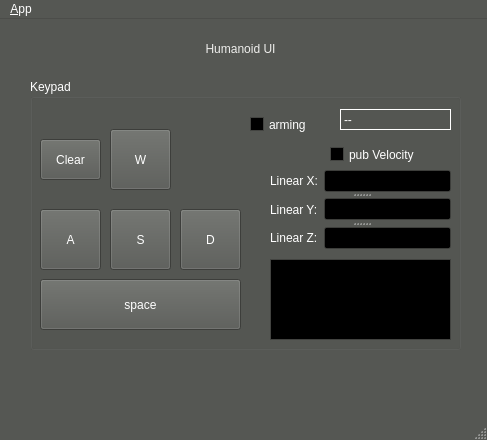
Old version of the form ui/main_window.ui in the repository donghyeon99/humanoid_remote.
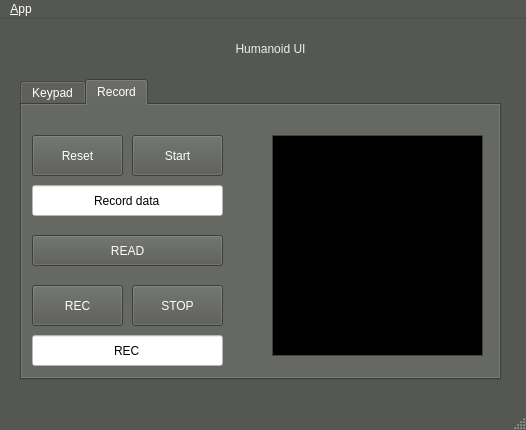
New version of the form. Icons and pictures are not drawn.

Commit message: record data

```diff
--- a/ui/main_window.ui
+++ b/ui/main_window.ui
@@ -6,8 +6,8 @@
    <rect>
     <x>0</x>
     <y>0</y>
-    <width>487</width>
-    <height>440</height>
+    <width>526</width>
+    <height>430</height>
    </rect>
   </property>
   <property name="palette">
@@ -76,15 +76,6 @@
        </color>
       </brush>
      </colorrole>
-     <colorrole role="BrightText">
-      <brush brushstyle="SolidPattern">
-       <color alpha="255">
-        <red>255</red>
-        <green>255</green>
-        <blue>255</blue>
-       </color>
-      </brush>
-     </colorrole>
      <colorrole role="ButtonText">
       <brush brushstyle="SolidPattern">
        <color alpha="255">
@@ -130,24 +121,6 @@
        </color>
       </brush>
      </colorrole>
-     <colorrole role="ToolTipBase">
-      <brush brushstyle="SolidPattern">
-       <color alpha="255">
-        <red>255</red>
-        <green>255</green>
-        <blue>220</blue>
-       </color>
-      </brush>
-     </colorrole>
-     <colorrole role="ToolTipText">
-      <brush brushstyle="SolidPattern">
-       <color alpha="255">
-        <red>0</red>
-        <green>0</green>
-        <blue>0</blue>
-       </color>
-      </brush>
-     </colorrole>
      <colorrole role="PlaceholderText">
       <brush brushstyle="SolidPattern">
        <color alpha="128">
@@ -222,15 +195,6 @@
        </color>
       </brush>
      </colorrole>
-     <colorrole role="BrightText">
-      <brush brushstyle="SolidPattern">
-       <color alpha="255">
-        <red>255</red>
-        <green>255</green>
-        <blue>255</blue>
-       </color>
-      </brush>
-     </colorrole>
      <colorrole role="ButtonText">
       <brush brushstyle="SolidPattern">
        <color alpha="255">
@@ -276,24 +240,6 @@
        </color>
       </brush>
      </colorrole>
-     <colorrole role="ToolTipBase">
-      <brush brushstyle="SolidPattern">
-       <color alpha="255">
-        <red>255</red>
-        <green>255</green>
-        <blue>220</blue>
-       </color>
-      </brush>
-     </colorrole>
-     <colorrole role="ToolTipText">
-      <brush brushstyle="SolidPattern">
-       <color alpha="255">
-        <red>0</red>
-        <green>0</green>
-        <blue>0</blue>
-       </color>
-      </brush>
-     </colorrole>
      <colorrole role="PlaceholderText">
       <brush brushstyle="SolidPattern">
        <color alpha="128">
@@ -368,15 +314,6 @@
        </color>
       </brush>
      </colorrole>
-     <colorrole role="BrightText">
-      <brush brushstyle="SolidPattern">
-       <color alpha="255">
-        <red>255</red>
-        <green>255</green>
-        <blue>255</blue>
-       </color>
-      </brush>
-     </colorrole>
      <colorrole role="ButtonText">
       <brush brushstyle="SolidPattern">
        <color alpha="255">
@@ -422,24 +359,6 @@
        </color>
       </brush>
      </colorrole>
-     <colorrole role="ToolTipBase">
-      <brush brushstyle="SolidPattern">
-       <color alpha="255">
-        <red>255</red>
-        <green>255</green>
-        <blue>220</blue>
-       </color>
-      </brush>
-     </colorrole>
-     <colorrole role="ToolTipText">
-      <brush brushstyle="SolidPattern">
-       <color alpha="255">
-        <red>0</red>
-        <green>0</green>
-        <blue>0</blue>
-       </color>
-      </brush>
-     </colorrole>
      <colorrole role="PlaceholderText">
       <brush brushstyle="SolidPattern">
        <color alpha="128">
@@ -466,7 +385,7 @@
    <widget class="QLabel" name="label">
     <property name="geometry">
      <rect>
-      <x>130</x>
+      <x>160</x>
       <y>10</y>
       <width>221</width>
       <height>41</height>
@@ -482,11 +401,27 @@
      <set>Qt::AlignCenter</set>
     </property>
    </widget>
+   <widget class="QTabWidget" name="tabWidget">
+    <property name="geometry">
+     <rect>
+      <x>20</x>
+      <y>60</y>
+      <width>481</width>
+      <height>301</height>
+     </rect>
+    </property>
+    <property name="currentIndex">
+     <number>1</number>
+    </property>
+    <widget class="QWidget" name="tab">
+     <attribute name="title">
+      <string>Keypad</string>
+     </attribute>
    <widget class="QGroupBox" name="groupBox">
     <property name="geometry">
      <rect>
-      <x>30</x>
-      <y>60</y>
+        <x>10</x>
+        <y>10</y>
       <width>431</width>
       <height>271</height>
      </rect>
@@ -563,7 +498,7 @@
      <property name="geometry">
       <rect>
        <x>240</x>
-       <y>90</y>
+         <y>60</y>
        <width>181</width>
        <height>81</height>
       </rect>
@@ -617,26 +552,13 @@
     <widget class="QTextEdit" name="textEdit">
      <property name="geometry">
       <rect>
-       <x>240</x>
-       <y>180</y>
-       <width>181</width>
-       <height>81</height>
+         <x>230</x>
+         <y>150</y>
+         <width>191</width>
+         <height>101</height>
       </rect>
      </property>
     </widget>
-    <widget class="QCheckBox" name="checkBoxVel">
-     <property name="geometry">
-      <rect>
-       <x>300</x>
-       <y>60</y>
-       <width>121</width>
-       <height>31</height>
-      </rect>
-     </property>
-     <property name="text">
-      <string>pub Velocity</string>
-     </property>
-    </widget>
     <widget class="QPushButton" name="pushButton_W">
      <property name="geometry">
       <rect>
@@ -653,9 +575,9 @@
     <widget class="QLabel" name="label_mode">
      <property name="geometry">
       <rect>
-       <x>310</x>
+         <x>340</x>
        <y>30</y>
-       <width>111</width>
+         <width>81</width>
        <height>21</height>
       </rect>
      </property>
@@ -666,18 +588,125 @@
       <string>--</string>
      </property>
     </widget>
-    <widget class="QCheckBox" name="checkBoxArming">
+     </widget>
+    </widget>
+    <widget class="QWidget" name="tab_2">
+     <attribute name="title">
+      <string>Record</string>
+     </attribute>
+     <widget class="QPushButton" name="pushButton_reset">
      <property name="geometry">
       <rect>
-       <x>220</x>
+        <x>10</x>
        <y>30</y>
-       <width>81</width>
+        <width>91</width>
+        <height>41</height>
+       </rect>
+      </property>
+      <property name="text">
+       <string>Reset</string>
+      </property>
+     </widget>
+     <widget class="QPushButton" name="pushButton_start">
+      <property name="geometry">
+       <rect>
+        <x>110</x>
+        <y>30</y>
+        <width>91</width>
+        <height>41</height>
+       </rect>
+      </property>
+      <property name="text">
+       <string>Start</string>
+      </property>
+     </widget>
+     <widget class="QTextEdit" name="textEdit_record">
+      <property name="geometry">
+       <rect>
+        <x>250</x>
+        <y>30</y>
+        <width>211</width>
+        <height>221</height>
+       </rect>
+      </property>
+     </widget>
+     <widget class="QLineEdit" name="lineEdit_record">
+      <property name="geometry">
+       <rect>
+        <x>10</x>
+        <y>80</y>
+        <width>191</width>
        <height>31</height>
       </rect>
      </property>
+      <property name="styleSheet">
+       <string notr="true">background-color: rgb(255, 255, 255);</string>
+      </property>
      <property name="text">
-      <string>arming</string>
-     </property>
+       <string>Record data</string>
+      </property>
+      <property name="alignment">
+       <set>Qt::AlignCenter</set>
+      </property>
+     </widget>
+     <widget class="QPushButton" name="pushButton_read">
+      <property name="geometry">
+       <rect>
+        <x>10</x>
+        <y>130</y>
+        <width>191</width>
+        <height>31</height>
+       </rect>
+      </property>
+      <property name="text">
+       <string>READ</string>
+      </property>
+     </widget>
+     <widget class="QPushButton" name="pushButton_record">
+      <property name="geometry">
+       <rect>
+        <x>10</x>
+        <y>180</y>
+        <width>91</width>
+        <height>41</height>
+       </rect>
+      </property>
+      <property name="text">
+       <string>REC</string>
+      </property>
+     </widget>
+     <widget class="QLineEdit" name="lineEdit_recording">
+      <property name="geometry">
+       <rect>
+        <x>10</x>
+        <y>230</y>
+        <width>191</width>
+        <height>31</height>
+       </rect>
+      </property>
+      <property name="styleSheet">
+       <string notr="true">background-color: rgb(255, 255, 255);</string>
+      </property>
+      <property name="text">
+       <string>REC</string>
+      </property>
+      <property name="alignment">
+       <set>Qt::AlignCenter</set>
+      </property>
+     </widget>
+     <widget class="QPushButton" name="pushButton_stop">
+      <property name="geometry">
+       <rect>
+        <x>110</x>
+        <y>180</y>
+        <width>91</width>
+        <height>41</height>
+       </rect>
+      </property>
+      <property name="text">
+       <string>STOP</string>
+      </property>
+     </widget>
     </widget>
    </widget>
   </widget>
@@ -686,8 +715,8 @@
     <rect>
      <x>0</x>
      <y>0</y>
-     <width>487</width>
-     <height>22</height>
+     <width>526</width>
+     <height>19</height>
     </rect>
    </property>
    <widget class="QMenu" name="menu_File">
```
Left out of the diff: 8 changed lines with no effect on the pictures. Lines whose indentation alone changed are shown as unchanged. The commit also changes 10 other files.
